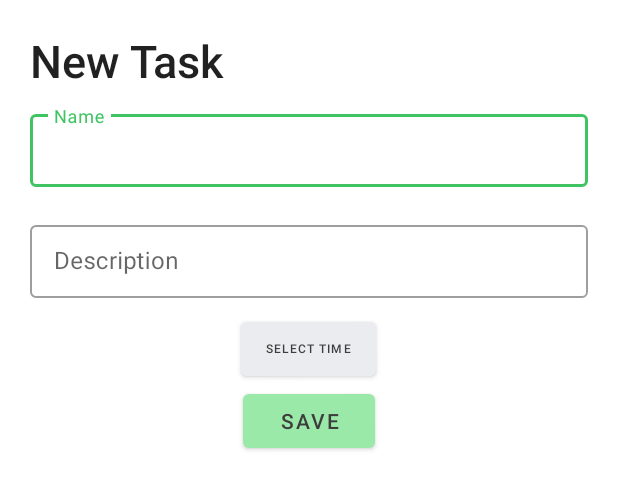
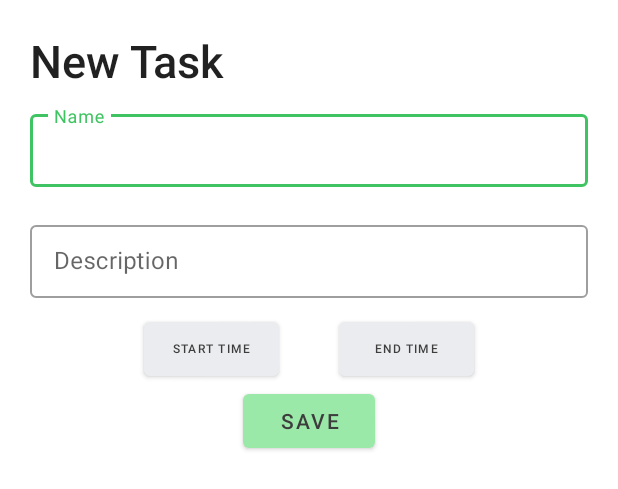
Before and after one commit to Rd4dev/Habit-Tracker, an Android app: the layout fragment_new_task_sheet.xml on its own in the app's theme, with its tools: preview values and no code run, on a phone screen of 412 x 824 dp. Shown: the top 489 px of the screen. Run offline under Robolectric (Android 15) with nearby library versions, the phone set to English and light mode, and no system bars.

Commit message:
Start Date and End Date Pickers

```diff
--- a/app/src/main/res/layout/fragment_new_task_sheet.xml
+++ b/app/src/main/res/layout/fragment_new_task_sheet.xml
@@ -49,16 +49,35 @@
 
     </com.google.android.material.textfield.TextInputLayout>
 
+    <LinearLayout
+        android:layout_width="match_parent"
+        android:layout_height="wrap_content"
+        android:orientation="horizontal"
+        android:gravity="center">
+
     <com.google.android.material.button.MaterialButton
-        android:id="@+id/timePickerButton"
+        android:id="@+id/startTimePickerButton"
         android:layout_width="90dp"
         android:layout_height="wrap_content"
         android:textSize="8dp"
         app:backgroundTint="@color/grey_200"
-        android:text="Select Time"
+        android:text="Start Time"
         android:textColor="#3D3D3D"
-        android:layout_gravity="center"
+        android:layout_gravity="left"
         android:layout_marginHorizontal="20dp"/>
+
+    <com.google.android.material.button.MaterialButton
+        android:id="@+id/endTimePickerButton"
+        android:layout_width="90dp"
+        android:layout_height="wrap_content"
+        android:textSize="8dp"
+        app:backgroundTint="@color/grey_200"
+        android:text="End Time"
+        android:textColor="#3D3D3D"
+        android:layout_gravity="right"
+        android:layout_marginHorizontal="20dp"/>
+
+    </LinearLayout>
 
     <com.google.android.material.button.MaterialButton
         android:id="@+id/saveButton"
```
Also changed, not shown: app/src/main/java/com/rd/habit_tracker/NewTaskSheet.kt (+64 -6 lines).
